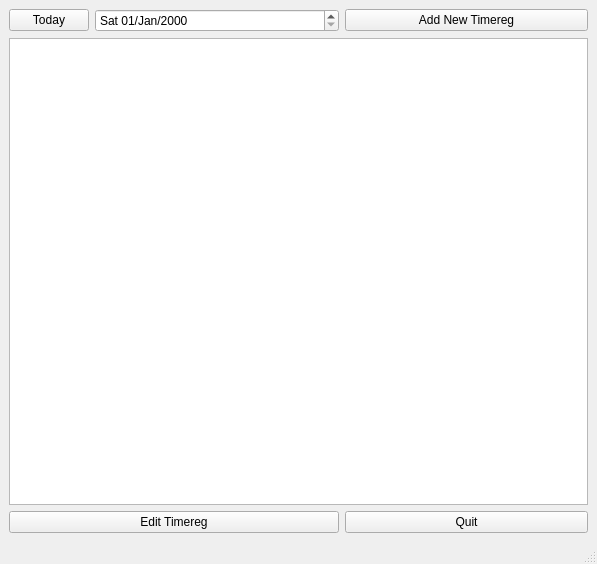
Old version of the form src/pyuac_browse.ui in the repository develer-staff/pyuac.
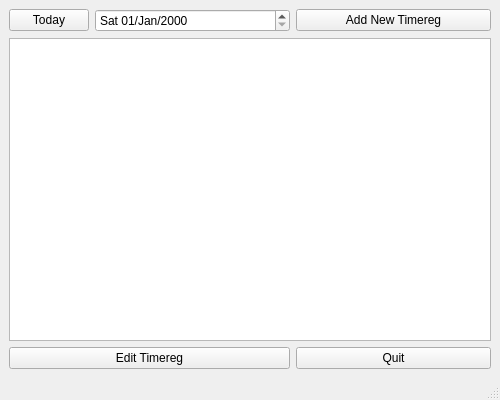
New version of the form. Icons and pictures are not drawn.

Commit message: Rimosso logging. Ridotte dimensioni di default finestra

```diff
--- a/src/pyuac_browse.ui
+++ b/src/pyuac_browse.ui
@@ -3,10 +3,10 @@
  <widget class="QMainWindow" name="TimeBrowserWindow" >
   <property name="geometry" >
    <rect>
-    <x>0</x>
-    <y>0</y>
-    <width>597</width>
-    <height>564</height>
+    <x>50</x>
+    <y>60</y>
+    <width>500</width>
+    <height>400</height>
    </rect>
   </property>
   <property name="windowTitle" >
```
The commit also changes 1 other file.
